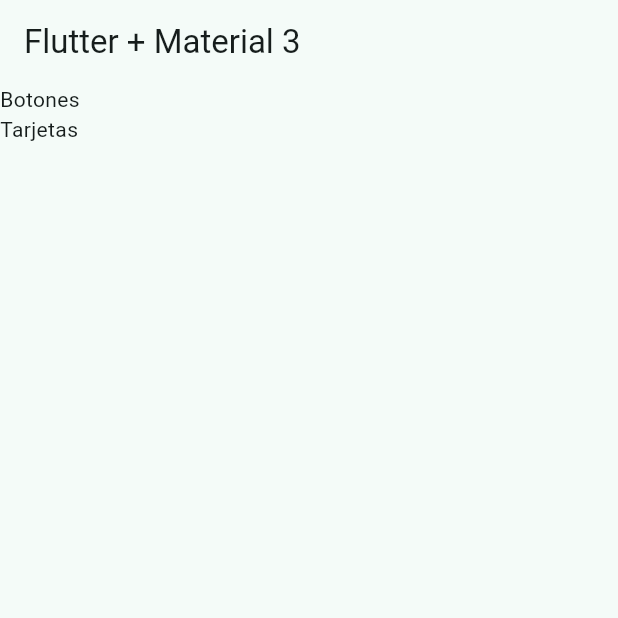
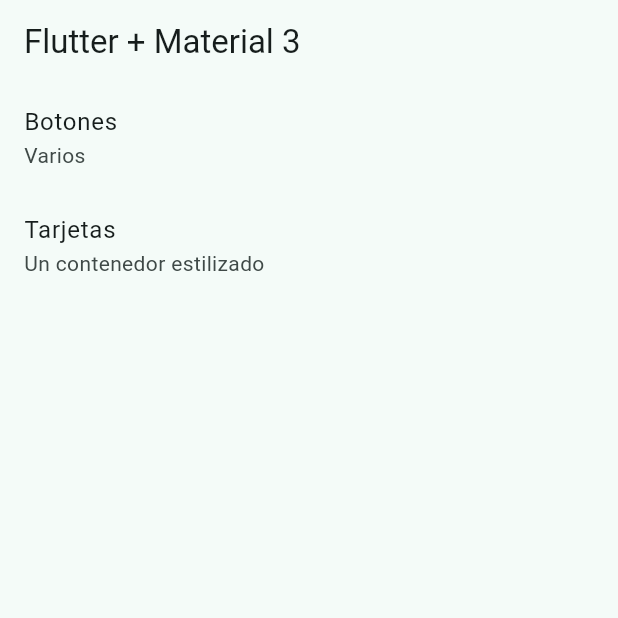
Before and after one commit to EyYiCi/dart_widgets_practice, a Flutter app: the screen it shows after launch, on a phone screen of 412 x 824 dp, the top half of it. Run offline on Flutter 3.47's test engine with Material 3 defaults, Android fonts, the phone set to English and light mode, and no system bars.

Commit message:
ej: ListTile

```diff
--- a/lib/presentation/screens/home/home_screen.dart
+++ b/lib/presentation/screens/home/home_screen.dart
@@ -25,7 +25,13 @@ class _HomeView extends StatelessWidget {
 
     return ListView.builder(
       itemCount: appMenuItem.length,
-      itemBuilder:(context, index) => Text(appMenuItem[index].title),
+      itemBuilder:(context, index) {
+        final menuItem = appMenuItem[index];
+        return ListTile(
+          title: Text(menuItem.title),
+          subtitle: Text(menuItem.subTitle),
+        );
+      }
 
     );
   }
```
